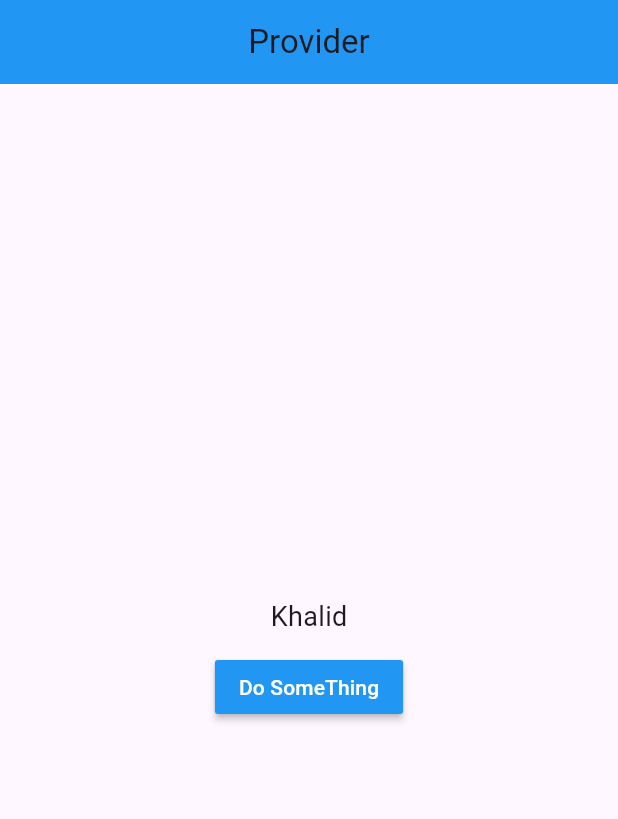
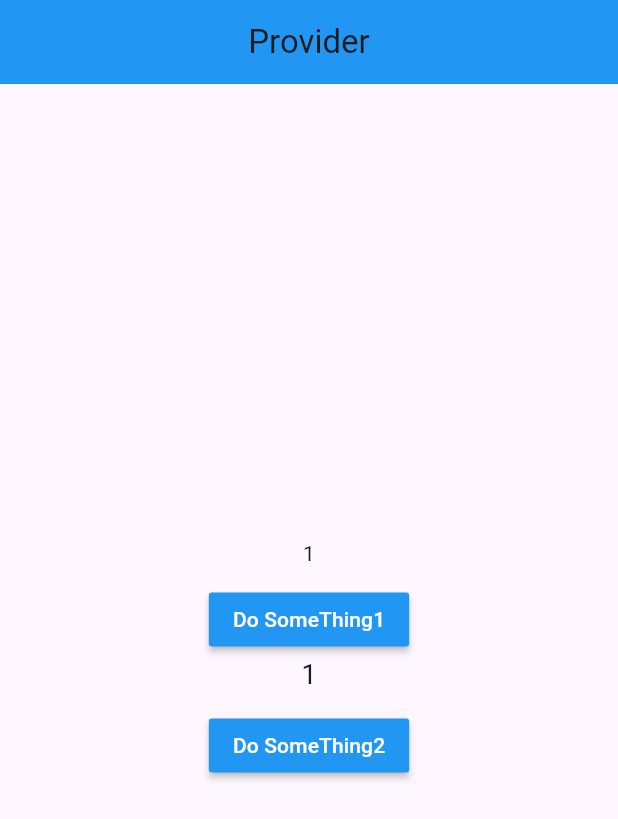
Before and after one commit to Abdullah-Jehani/flutterProvider, a Flutter app: the screen it shows after launch, on a phone screen of 412 x 824 dp. Shown: the top 819 px of the screen. Run offline on Flutter 3.47's test engine with Material 2 defaults, Android fonts, the phone set to English and light mode, and no system bars.

```diff
--- a/lib/provider.dart
+++ b/lib/provider.dart
@@ -19,28 +19,53 @@ class _ProviderWidgetState extends State<ProviderWidget> {
             title: const Text('Provider'),
             backgroundColor: Colors.blue,
           ),
-          body: Consumer<Model>(builder: (context, model, child) {
+          body: Selector<Model, int>(
+              selector: (context, getmodel) => getmodel.getName1,
+              builder: (context, model, child) {
                 return Center(
                   child: Column(
                     mainAxisAlignment: MainAxisAlignment.center,
                     children: [
-                  Text(
-                    model.name,
+                      Text("$model"),
+                      const SizedBox(
+                        height: 10,
+                      ),
+                      Consumer<Model>(builder: (context, model, child) {
+                        return MaterialButton(
+                          color: Colors.blue,
+                          onPressed: () {
+                            model.changename1();
+                          },
+                          child: const Text(
+                            'Do SomeThing1',
+                            style: TextStyle(color: Colors.white),
+                          ),
+                        );
+                      }),
+                      Selector<Model, int>(
+                        selector: (context, getmodel2) => getmodel2.getName2,
+                        builder: (context, model, child) {
+                          return Text(
+                            "$model",
                             style: const TextStyle(fontSize: 18),
+                          );
+                        },
                       ),
                       const SizedBox(
                         height: 10,
                       ),
-                  MaterialButton(
+                      Consumer<Model>(builder: (context, model, child) {
+                        return MaterialButton(
                           color: Colors.blue,
                           onPressed: () {
-                      model.changename();
+                            model.changename2();
                           },
                           child: const Text(
-                      'Do SomeThing',
+                            'Do SomeThing2',
                             style: TextStyle(color: Colors.white),
                           ),
-                  ),
+                        );
+                      })
                     ],
                   ),
                 );
@@ -50,9 +75,18 @@ class _ProviderWidgetState extends State<ProviderWidget> {
 }
 
 class Model extends ChangeNotifier {
-  String name = 'Khalid';
-  changename() {
-    name = 'Osama';
+  var name1 = 1;
+  var name2 = 1;
+  get getName1 => name1;
+  get getName2 => name2;
+
+  changename1() {
+    name1++;
+    notifyListeners();
+  }
+
+  changename2() {
+    name2--;
     notifyListeners();
   }
 }
```
Lines whose indentation alone changed are shown as unchanged.
